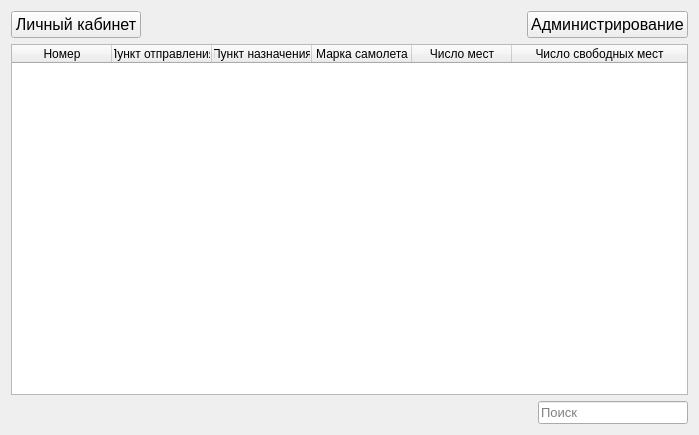
zloysergunya/IS_Airport, file window_workwidget.ui: the form before one commit.
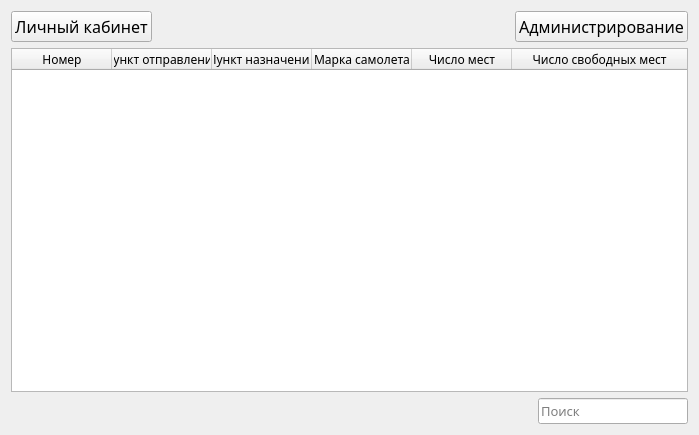
The form after the commit.

```diff
--- a/window_workwidget.ui
+++ b/window_workwidget.ui
@@ -10,6 +10,11 @@
     <height>435</height>
    </rect>
   </property>
+  <property name="font">
+   <font>
+    <family>Mongolian Baiti</family>
+   </font>
+  </property>
   <property name="windowTitle">
    <string>Form</string>
   </property>
@@ -20,6 +25,7 @@
       <widget class="QPushButton" name="infoUser">
        <property name="font">
         <font>
+         <family>Mongolian Baiti</family>
          <pointsize>12</pointsize>
         </font>
        </property>
@@ -45,6 +51,7 @@
       <widget class="QPushButton" name="menuAdmin">
        <property name="font">
         <font>
+         <family>Mongolian Baiti</family>
          <pointsize>12</pointsize>
         </font>
        </property>
@@ -123,6 +130,7 @@
        </property>
        <property name="font">
         <font>
+         <family>Mongolian Baiti</family>
          <pointsize>10</pointsize>
         </font>
        </property>
```
